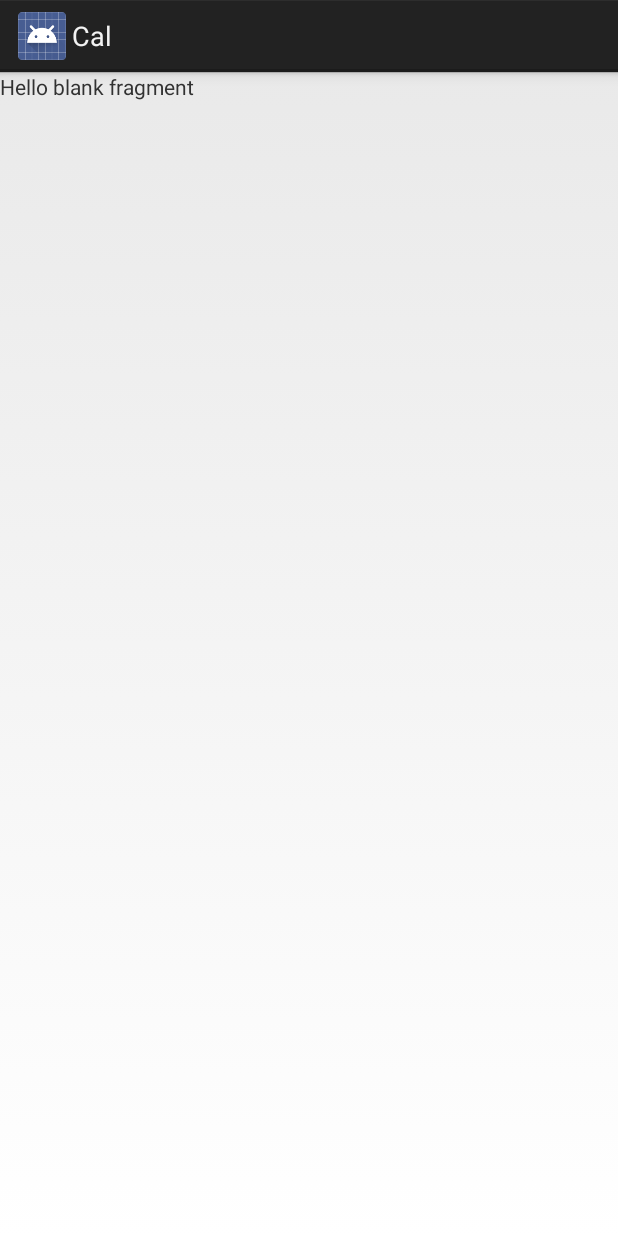
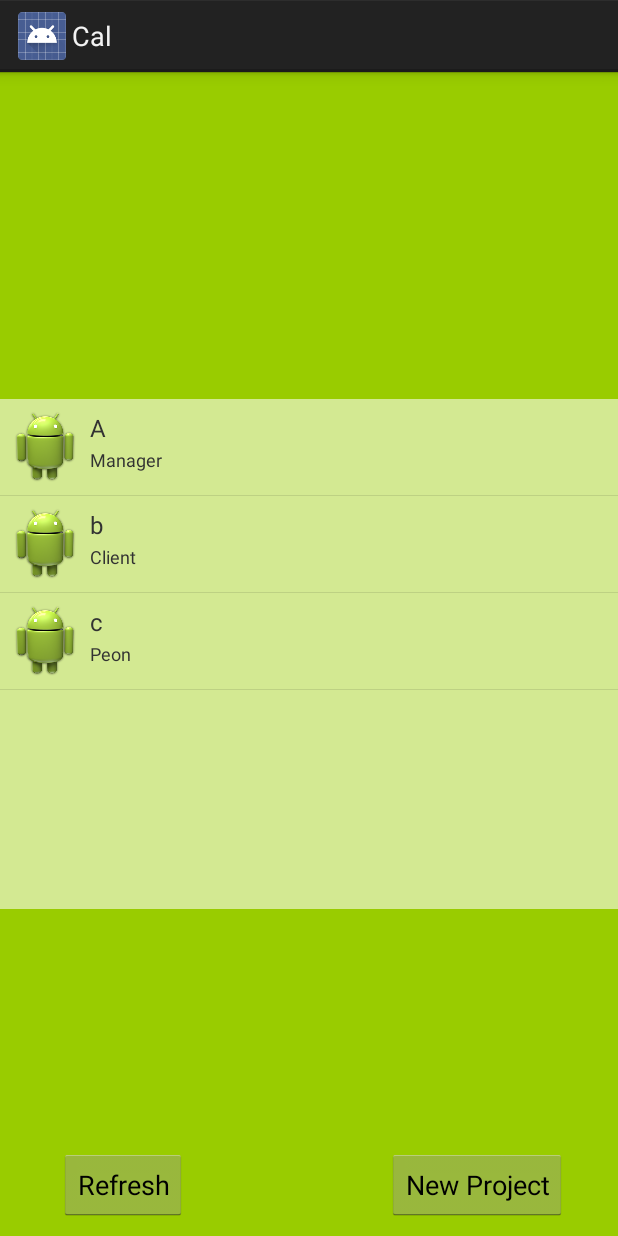
Before and after one commit to mbartling/Cal, an Android app: the fragment CalNetworkFragment shown on its own in the app's theme, on a phone screen of 412 x 824 dp. Run offline under Robolectric (Android 15) with nearby library versions, the light colour scheme and no system bars; 1 statement that could not run was skipped.

Commit message:
Added basic framework for NSD Cal service

```diff
--- a/app/src/main/java/com/example/michael/cal/CalNetworkFragment.java
+++ b/app/src/main/java/com/example/michael/cal/CalNetworkFragment.java
@@ -1,21 +1,36 @@
 package com.example.michael.cal;
 
 import android.app.Activity;
+import android.content.Context;
 import android.net.Uri;
 import android.os.Bundle;
 import android.app.Fragment;
+import android.util.Log;
 import android.view.LayoutInflater;
 import android.view.View;
 import android.view.ViewGroup;
+import android.widget.AdapterView;
+import android.widget.ArrayAdapter;
 import android.widget.Button;
+import android.widget.ListView;
+import android.widget.TextView;
+import android.widget.Toast;
 import android.widget.ToggleButton;
 
 
-public class CalNetworkFragment extends PlaceholderFragment{
+public class CalNetworkFragment extends PlaceholderFragment implements AdapterView.OnItemClickListener{
 
     Activity activity;
     private static final String ARG_SECTION_NUMBER = "section_number";
 
+    Button refreshButton;
+    Button newProjectButton;
+
+    ListView mListView;
+
+    calProject[] projectList;
+    String[] myprojectList = {"A", "b", "c"};
+    String[] mydescList = {"Manager", "Client", "Peon"};
     public static CalNetworkFragment newInstance(int sectionNumber) {
         CalNetworkFragment fragment = new CalNetworkFragment();
         Bundle args = new Bundle();
@@ -40,10 +55,47 @@ public class CalNetworkFragment extends PlaceholderFragment{
     public View onCreateView(LayoutInflater inflater, ViewGroup container,
                              Bundle savedInstanceState) {
         // Inflate the layout for this fragment
-        return inflater.inflate(R.layout.fragment_cal_network, container, false);
+        View view = inflater.inflate(R.layout.fragment_cal_network, container, false);
+
+        refreshButton = (Button) view.findViewById(R.id.refresh_button);
+        newProjectButton= (Button) view.findViewById(R.id.new_project_button);
+
+        mListView = (ListView) view.findViewById(R.id.projectListView);
+        refreshButton.setOnClickListener(new View.OnClickListener() {
+            @Override
+            public void onClick(View view) {
+               clickRefresh(view);
+            }
+        });
+
+        newProjectButton.setOnClickListener(new View.OnClickListener() {
+            @Override
+            public void onClick(View view) {
+                clickNewProject(view);
+            }
+        });
+
+        myArrayAdapter adapter = new myArrayAdapter(getActivity(), myprojectList, mydescList );
+        mListView.setAdapter(adapter);
+
+        return view;
     }
 
 
+    public void clickRefresh(View v){
+        Log.d("CalNetworkFragment", "Refreshing Cal NSD List");
+    }
+
+    public void clickNewProject(View v){
+        Log.d("CalNetworkFragment", "Creating a new project");
+    }
+
+    @Override
+    public void onItemClick(AdapterView<?> adapterView, View view, int i, long l) {
+        TextView temp = (TextView) view;
+        TextView dst = (TextView) activity.findViewById(R.id.currentProject);
+        dst.setText((temp).getText());
+    }
 
     /**
      * This interface must be implemented by activities that contain this
@@ -60,4 +112,32 @@ public class CalNetworkFragment extends PlaceholderFragment{
         public void onFragmentInteraction(Uri uri);
     }
 
+    class myArrayAdapter extends ArrayAdapter<String>
+    {
+        Context context;
+        String[] desc;
+        String[] titles;
+        myArrayAdapter(Context c, String[] titles, String[] descriptions) {
+
+            super(c, R.layout.project_list_entry, R.id.firstLine, titles);
+            this.context = c;
+            this.desc = descriptions;
+            this.titles = titles;
+        }
+
+        @Override
+        public View getView(int position, View convertView, ViewGroup parent) {
+
+            LayoutInflater inflater = (LayoutInflater) context.getSystemService(Context.LAYOUT_INFLATER_SERVICE);
+            View row = inflater.inflate(R.layout.project_list_entry, parent, false);
+
+            TextView projectLabel = (TextView) row.findViewById(R.id.firstLine);
+            TextView projectDescr = (TextView) row.findViewById(R.id.secondLine);
+
+            projectDescr.setText(desc[position]);
+            projectLabel.setText(titles[position]);
+
+            return row; //super.getView(position, convertView, parent);
+        }
+    }
 }
--- a/app/src/main/java/com/example/michael/cal/MainActivity.java
+++ b/app/src/main/java/com/example/michael/cal/MainActivity.java
@@ -98,6 +98,10 @@ public class MainActivity extends Activity
             fragmentManager.beginTransaction()
                     .replace(R.id.container, AccelFragment.newInstance(position + 1))
                     .commit();
+        } else if(position == 4){
+            fragmentManager.beginTransaction()
+                    .replace(R.id.container, CalNetworkFragment.newInstance(position + 1))
+                    .commit();
         } else {
             fragmentManager.beginTransaction()
                     .replace(R.id.container, PlaceholderFragment.newInstance(position + 1))
@@ -119,6 +123,9 @@ public class MainActivity extends Activity
                 break;
             case 4:
                 mTitle = getString(R.string.title_section4);
+                break;
+            case 5:
+                mTitle = getString(R.string.title_section5);
                 break;
         }
         currPosition = number;
--- a/app/src/main/java/com/example/michael/cal/NavigationDrawerFragment.java
+++ b/app/src/main/java/com/example/michael/cal/NavigationDrawerFragment.java
@@ -106,6 +106,7 @@ public class NavigationDrawerFragment extends Fragment {
                         getString(R.string.title_section2),
                         getString(R.string.title_section3),
                         getString(R.string.title_section4),
+                        "Network Cal"
                 }));
         mDrawerListView.setItemChecked(mCurrentSelectedPosition, true);
         return mDrawerListView;
--- /dev/null
+++ b/app/src/main/java/com/example/michael/cal/calProject.java
@@ -0,0 +1,12 @@
+package com.example.michael.cal;
+
+/**
+ * Created by michael on 10/17/14.
+ */
+public class calProject {
+
+    String projectName;
+    String privileges;
+
+    calProject(){};
+}
--- a/app/src/main/res/layout/fragment_cal_network.xml
+++ b/app/src/main/res/layout/fragment_cal_network.xml
@@ -1,13 +1,52 @@
-<FrameLayout xmlns:android="http://schemas.android.com/apk/res/android"
-    xmlns:tools="http://schemas.android.com/tools"
-    android:layout_width="match_parent"
-    android:layout_height="match_parent"
-    tools:context="com.example.michael.cal.CalNetworkFragment">
+<RelativeLayout
+    android:layout_width="fill_parent"
+    android:layout_height="fill_parent"
+    xmlns:android="http://schemas.android.com/apk/res/android"
+    android:background="#99CC00">
 
-    <!-- TODO: Update blank fragment layout -->
+    <ListView
+        android:layout_width="match_parent"
+        android:layout_height="340dp"
+        android:id="@+id/projectListView"
+        android:layout_gravity="center_horizontal"
+        android:layout_centerVertical="true"
+        android:layout_alignParentLeft="true"
+        android:layout_alignParentStart="true"
+        android:headerDividersEnabled="false"
+        android:footerDividersEnabled="false"
+        android:focusableInTouchMode="false"
+        android:background="#d3e992" />
+
+    <Button
+        android:layout_width="wrap_content"
+        android:layout_height="wrap_content"
+        android:text="New Project"
+        android:id="@+id/new_project_button"
+        android:layout_marginRight="34dp"
+        android:layout_alignParentBottom="true"
+        android:layout_alignParentRight="true"
+        android:layout_alignParentEnd="true"
+        android:layout_marginBottom="10dp" />
+
+    <Button
+        android:layout_width="wrap_content"
+        android:layout_height="wrap_content"
+        android:text="Refresh"
+        android:id="@+id/refresh_button"
+        android:layout_gravity="bottom"
+        android:layout_alignParentBottom="true"
+        android:layout_alignParentLeft="true"
+        android:layout_alignParentStart="true"
+        android:layout_marginLeft="39dp"
+        android:layout_marginBottom="10dp" />
+
     <TextView
-        android:layout_width="match_parent"
-        android:layout_height="match_parent"
-        android:text="@string/hello_blank_fragment" />
+        android:layout_width="wrap_content"
+        android:layout_height="wrap_content"
+        android:textAppearance="?android:attr/textAppearanceLarge"
+        android:id="@+id/currentProject"
+        android:layout_alignParentTop="true"
+        android:layout_centerHorizontal="true"
+        android:layout_marginTop="20dp" />
 
-</FrameLayout>
+</RelativeLayout>
--- /dev/null
+++ b/app/src/main/res/layout/project_list_entry.xml
@@ -0,0 +1,42 @@
+<?xml version="1.0" encoding="utf-8"?>
+
+<RelativeLayout xmlns:android="http://schemas.android.com/apk/res/android"
+    android:layout_width="fill_parent" android:layout_height="?android:attr/listPreferredItemHeight"
+    android:padding="6dp"
+    android:id="@+id/my_list_item"
+    >
+    <ImageView
+        android:id="@+id/list_icon"
+        android:layout_width="wrap_content"
+        android:layout_height="fill_parent"
+        android:layout_alignParentBottom="true"
+        android:layout_alignParentTop="true"
+        android:layout_marginRight="6dip"
+        android:contentDescription="TODO"
+        android:src="@drawable/ic_launcher" />
+
+    <TextView
+        android:id="@+id/secondLine"
+        android:layout_width="fill_parent"
+        android:layout_height="26dip"
+        android:layout_alignParentBottom="true"
+        android:layout_alignParentRight="true"
+        android:layout_toRightOf="@id/list_icon"
+        android:ellipsize="marquee"
+        android:singleLine="true"
+        android:text="Privileges"
+        android:textSize="12sp" />
+
+    <TextView
+        android:layout_width="fill_parent"
+        android:id="@+id/firstLine"
+        android:layout_height="wrap_content"
+        android:layout_above="@id/secondLine"
+        android:layout_alignParentRight="true"
+        android:layout_alignParentTop="true"
+        android:layout_alignWithParentIfMissing="true"
+        android:layout_toRightOf="@id/list_icon"
+        android:gravity="center_vertical"
+        android:text="Example Project"
+        android:textSize="16sp" />
+</RelativeLayout>
--- a/app/src/main/res/values/strings.xml
+++ b/app/src/main/res/values/strings.xml
@@ -6,6 +6,7 @@
     <string name="title_section2">Who</string>
     <string name="title_section3">Gmail</string>
     <string name="title_section4">Google Docs</string>
+    <string name="title_section5">Network</string>
     <string name="navigation_drawer_open">Open navigation drawer</string>
     <string name="navigation_drawer_close">Close navigation drawer</string>
     <string name="action_example">Ok Cal</string>
```
